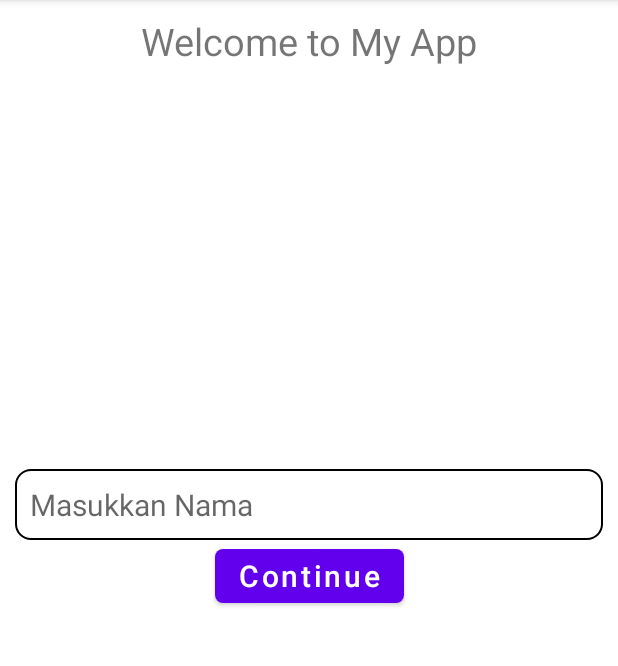
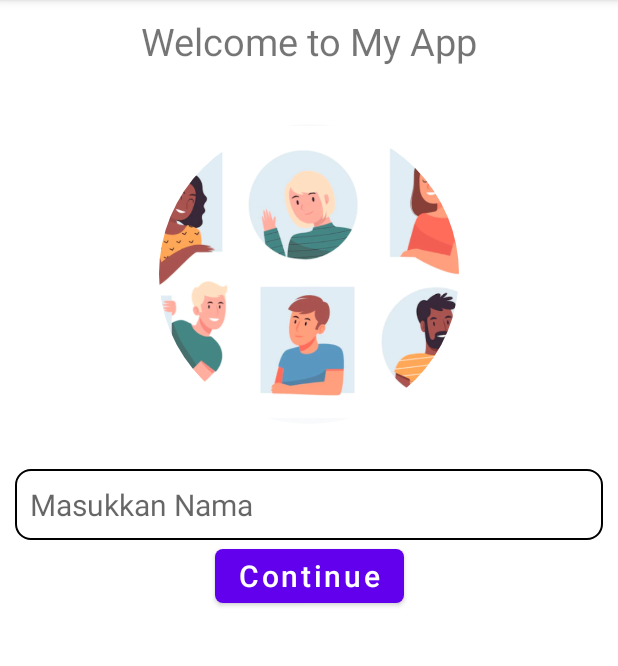
Before and after one commit to maulida08/ChallengeChapter3, an Android app: the FragmentTwo screen opened through its navigation route, on a phone screen of 412 x 824 dp, the part 84-750 px from its top. Run offline under Robolectric (Android 15) with nearby library versions, the phone set to English and light mode, and no system bars; our stand-ins replace CircleImageView.

Commit message:
Fixing layout and code

```diff
--- a/app/build.gradle
+++ b/app/build.gradle
@@ -49,4 +49,5 @@ dependencies {
     testImplementation 'junit:junit:4.13.2'
     androidTestImplementation 'androidx.test.ext:junit:1.1.3'
     androidTestImplementation 'androidx.test.espresso:espresso-core:3.4.0'
+    implementation 'de.hdodenhof:circleimageview:3.1.0'
 }
--- a/app/src/main/java/com/example/challengechapter3/FragmentThree.kt
+++ b/app/src/main/java/com/example/challengechapter3/FragmentThree.kt
@@ -26,7 +26,7 @@ class FragmentThree : Fragment() {
         super.onViewCreated(view, savedInstanceState)
 
         val nameUser = args.name
-        binding.tvName.text = "$nameUser"
+        binding.tvName.text = "Hallo!! $nameUser"
 
         binding.btnFragmentThree.setOnClickListener {
             val aName = FragmentThreeDirections.actionFragmentThreeToFragmentFour(nameUser)
@@ -37,12 +37,13 @@ class FragmentThree : Fragment() {
 
         if (accept != null){
             binding.btnFragmentThree.visibility = View.GONE
+            binding.dadadada.visibility = View.GONE
             val oral = accept.ordoAwal
             val orak = accept.ordoAkhir
             val kaptang = accept.kapTangki
 
             binding.tvInputOrdoawal.text = "Ordometer Awal: $oral"
-            binding.tvInputOrdoakhir.text = "Ordometerk Akhir: $orak"
+            binding.tvInputOrdoakhir.text = "Ordometer Akhir: $orak"
             binding.tvInputKaptangki.text = "Kapasitas Tangki: $kaptang"
 
             val result = (orak-oral)/ 1000 / kaptang
--- a/app/src/main/res/layout/fragment_two.xml
+++ b/app/src/main/res/layout/fragment_two.xml
@@ -16,6 +16,16 @@
         android:textSize="25dp"
         android:layout_width="match_parent"
         android:layout_height="wrap_content" />
+
+    <de.hdodenhof.circleimageview.CircleImageView
+        android:id="@+id/person"
+        android:src="@drawable/person"
+        app:layout_constraintBottom_toTopOf="@id/et_input_name"
+        app:layout_constraintEnd_toEndOf="parent"
+        app:layout_constraintStart_toStartOf="parent"
+        android:layout_marginBottom="30dp"
+        android:layout_width="200dp"
+        android:layout_height="200dp" />
 
     <EditText
         android:id="@+id/et_input_name"
--- a/app/src/main/res/navigation/main_navigation.xml
+++ b/app/src/main/res/navigation/main_navigation.xml
@@ -30,7 +30,9 @@
         tools:layout="@layout/fragment_three" >
         <action
             android:id="@+id/action_fragmentThree_to_fragmentFour"
-            app:destination="@id/fragmentFour" />
+            app:destination="@id/fragmentFour"
+            app:popUpTo="@id/fragmentThree"
+            app:popUpToInclusive="true"/>
         <argument
             android:name="name"
             app:argType="string" />
```
Also changed, not shown: app/src/main/java/com/example/challengechapter3/FragmentFour.kt (+16 -0 lines), app/src/main/res/layout/fragment_one.xml (+9 -2 lines), app/src/main/res/layout/fragment_three.xml (+10 -0 lines), app/src/main/res/drawable/homepag.png (added), app/src/main/res/drawable/person.png (added), app/src/main/res/drawable/welcome.png (added).
